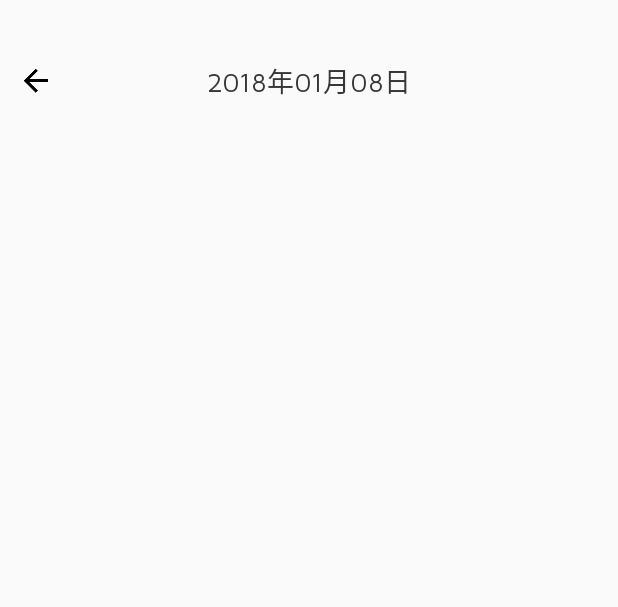
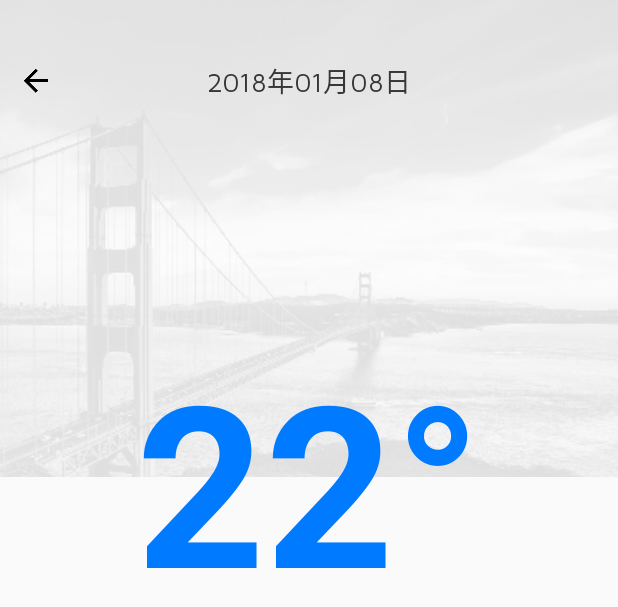
Before and after one commit to Moosphan/MooWeather-master, an Android app: the layout activity_weather_detail.xml on its own in the app's theme, with its tools: preview values and no code run, on a phone screen of 412 x 824 dp. Shown: the top 607 px of the screen. Run offline under Robolectric (Android 15) with nearby library versions, the phone set to English and light mode, and no system bars; Roboto replaces fonts that are not available here.

```diff
--- a/MooWeather/app/src/main/java/com/moos/weather/ui/fragment/HomeFragment.java
+++ b/MooWeather/app/src/main/java/com/moos/weather/ui/fragment/HomeFragment.java
@@ -383,4 +383,9 @@ public class HomeFragment extends Fragment implements SwipeRefreshLayout.OnRefre
                 return "unknown weather";
         }
     }
+
+    /**
+     * 实现城市查询的思路：
+     * 通过高德地图的快捷输入提示接口，获取经纬度，传入天气查询接口，然后获取数据
+     */
 }
--- a/MooWeather/app/src/main/res/layout/activity_weather_detail.xml
+++ b/MooWeather/app/src/main/res/layout/activity_weather_detail.xml
@@ -6,6 +6,11 @@
     android:layout_height="match_parent"
     tools:context="com.moos.weather.ui.activity.TodayWeatherDetailActivity">
 
+    <ImageView
+        android:layout_width="match_parent"
+        android:layout_height="318dp"
+        android:src="@mipmap/weather_detail_bg"
+        android:scaleType="centerCrop"/>
     <RelativeLayout
         android:layout_width="match_parent"
         android:layout_height="108dp">
@@ -30,4 +35,14 @@
             android:textSize="18sp"/>
     </RelativeLayout>
 
+    <TextView
+        android:layout_width="wrap_content"
+        android:layout_height="wrap_content"
+        android:textStyle="bold"
+        android:text="22°"
+        android:textSize="150sp"
+        android:textColor="#007AFF"
+        android:layout_marginTop="220dp"
+        android:layout_centerHorizontal="true"/>
+
 </RelativeLayout>
```
Also changed, not shown: MooWeather/app/src/main/res/mipmap-xxhdpi/Blood_bg.png (added), MooWeather/app/src/main/res/mipmap-xxhdpi/Moon_bg.png (added), MooWeather/app/src/main/res/mipmap-xxhdpi/Sun_bg.png (added), MooWeather/app/src/main/res/mipmap-xxhdpi/weather_detail_bg.png (added), 5 other files.
